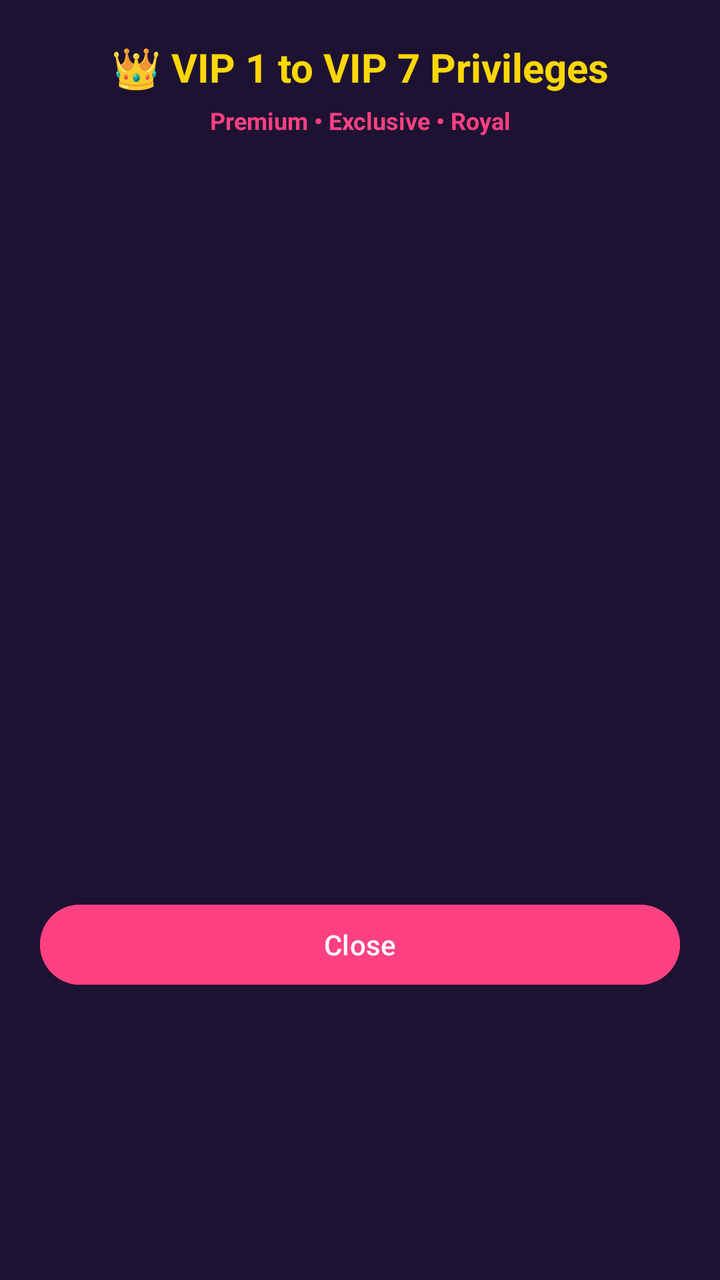
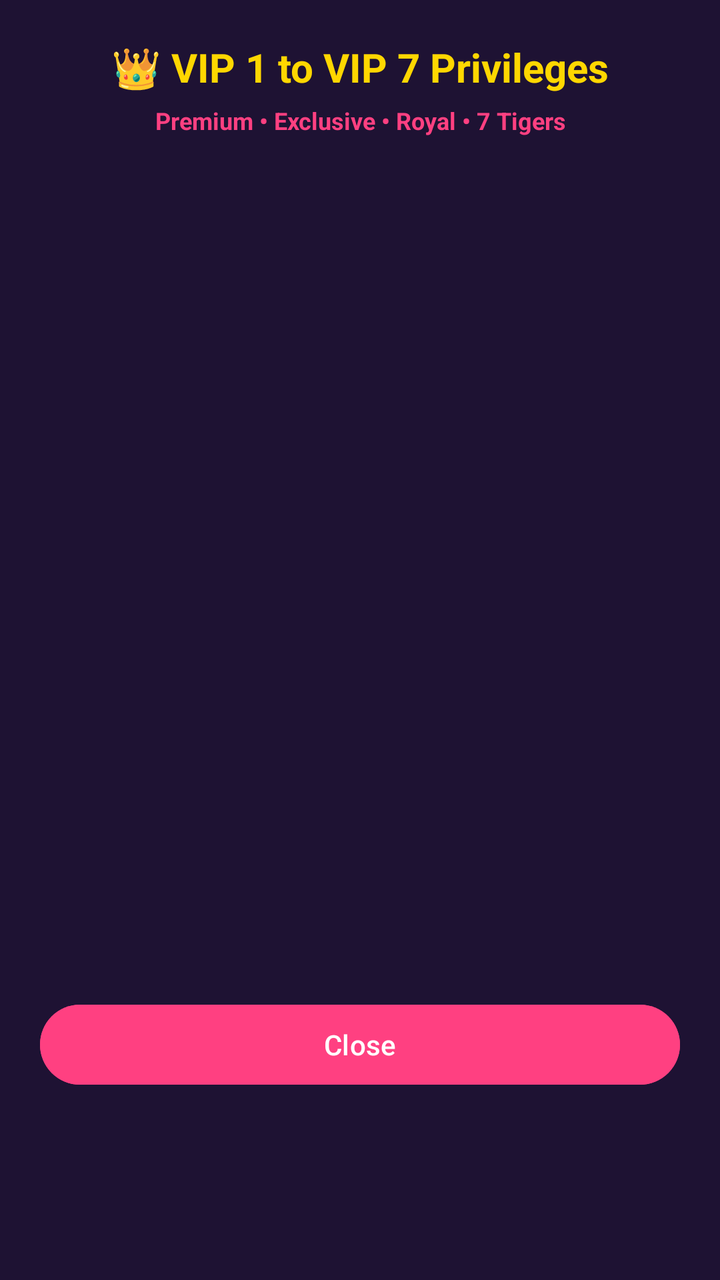

Before-and-after screenshots of an Android layout around one commit, followed by the original layout XML and the change that was made.
<!-- AndroidManifest.xml: application theme Theme.SRVoiceChat -->
<!-- res/layout/dialog_vip_list.xml -->
<?xml version="1.0" encoding="utf-8"?>
<LinearLayout xmlns:android="http://schemas.android.com/apk/res/android"
    android:layout_width="match_parent"
    android:layout_height="wrap_content"
    android:orientation="vertical"
    android:background="#1E1233"
    android:padding="20dp">

    <TextView
        android:id="@+id/textVipTitle"
        android:layout_width="match_parent"
        android:layout_height="wrap_content"
        android:text="👑 VIP 1 to VIP 7 Privileges"
        android:textColor="#FFD700"
        android:textSize="20sp"
        android:textStyle="bold"
        android:gravity="center"
        android:layout_marginBottom="5dp" />

    <TextView
        android:layout_width="match_parent"
        android:layout_height="wrap_content"
        android:text="Premium • Exclusive • Royal"
        android:textColor="#FF4081"
        android:textSize="12sp"
        android:textStyle="bold"
        android:gravity="center"
        android:layout_marginBottom="15dp" />

    <androidx.recyclerview.widget.RecyclerView
        android:id="@+id/recyclerVipList"
        android:layout_width="match_parent"
        android:layout_height="350dp"
        android:scrollbars="vertical" />

    <Button
        android:id="@+id/btnCloseVipDialog"
        android:layout_width="match_parent"
        android:layout_height="wrap_content"
        android:text="Close"
        android:textColor="#FFFFFF"
        android:backgroundTint="#FF4081"
        android:layout_marginTop="15dp" />

</LinearLayout>
<!-- resources referenced by this layout -->
<resources>
  <style name="Theme.SRVoiceChat" parent="Theme.Material3.DayNight.NoActionBar">
          <item name="colorPrimary">#FF4081</item>
          <item name="android:statusBarColor">#FF4081</item>
          <item name="android:windowLightStatusBar">true</item>
      </style>
</resources>

<!-- the commit's change to res/layout/dialog_vip_list.xml (unified diff, before → after) -->
@@ -20,7 +20,7 @@
     <TextView
         android:layout_width="match_parent"
         android:layout_height="wrap_content"
-        android:text="Premium • Exclusive • Royal"
+        android:text="Premium • Exclusive • Royal • 7 Tigers"
         android:textColor="#FF4081"
         android:textSize="12sp"
         android:textStyle="bold"
@@ -30,7 +30,7 @@
     <androidx.recyclerview.widget.RecyclerView
         android:id="@+id/recyclerVipList"
         android:layout_width="match_parent"
-        android:layout_height="350dp"
+        android:layout_height="400dp"
         android:scrollbars="vertical" />
 
     <Button
@@ -41,5 +41,4 @@
         android:textColor="#FFFFFF"
         android:backgroundTint="#FF4081"
         android:layout_marginTop="15dp" />
-
 </LinearLayout>
